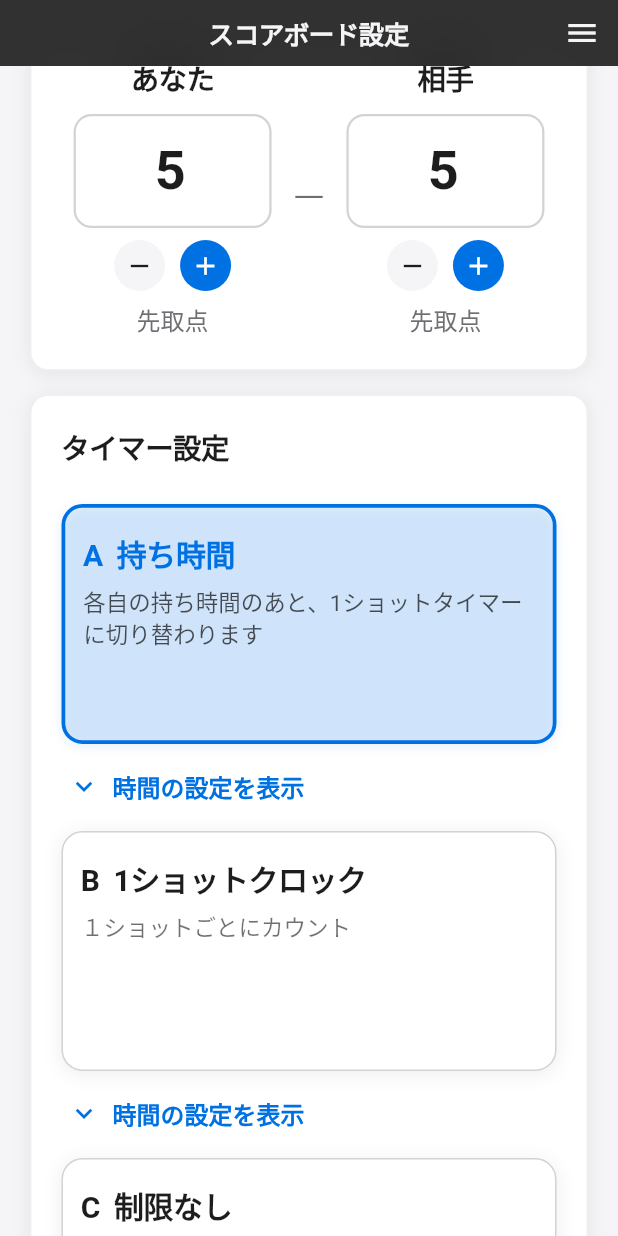
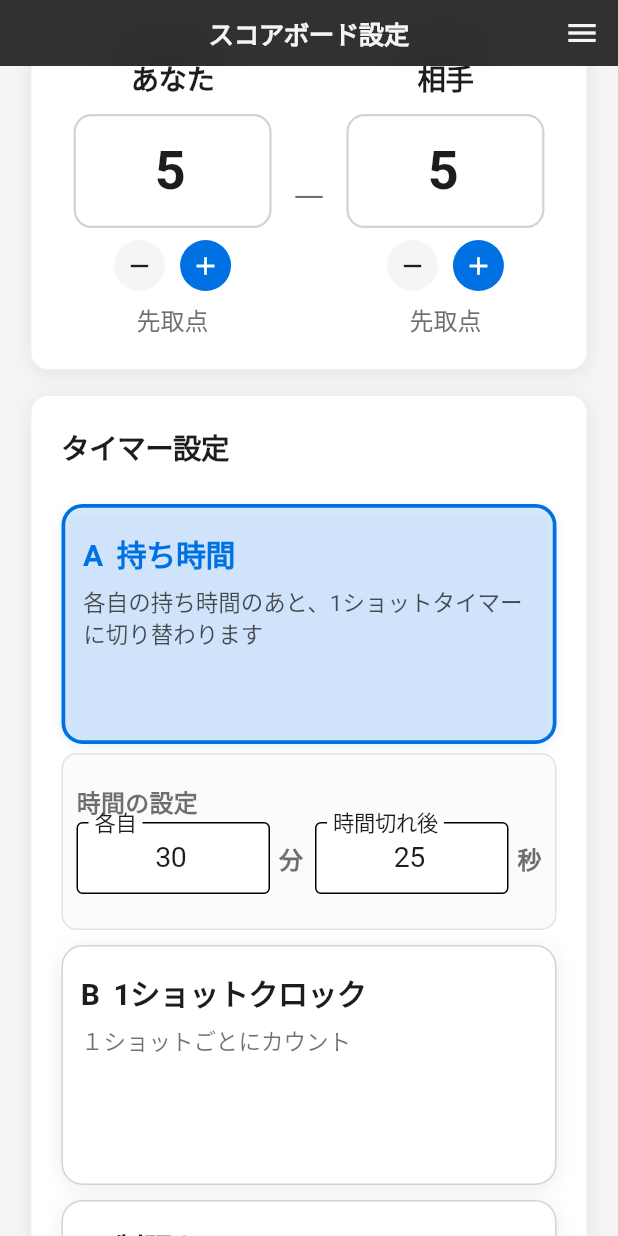
Before and after one commit to 7aota7-ai/billiards_flutter, a Flutter app: the screen it shows after launch, scrolled down 576 dp, on a phone screen of 412 x 824 dp. Run offline on Flutter 3.47's test engine with Material 3 defaults, Android fonts, the phone set to English and light mode, and no system bars; our stand-ins replace shared_preferences; accounts and stored records are empty; Roboto replaces fonts that are missing (Meiryo UI).

Commit message:
fix(setup): タイマー設定の既定とグレー枠レイアウトを調整
- デフォルトでモード A（持ち時間）を選択
- A/B 選択時のみ時間入力を表示（別ボタンなし）
- グレー枠に「時間の設定」見出しを表示
- 枠内を縦中央寄せ、パディング・帯の高さを詰める

Co-authored-by: Cursor <cursoragent@cursor.com>

```diff
--- a/lib/screens/setup_screen.dart
+++ b/lib/screens/setup_screen.dart
@@ -57,9 +57,6 @@ class _SetupScreenState extends State<SetupScreen> {
   final _aTotal = TextEditingController(text: '30');
   final _aShot = TextEditingController(text: '25');
   final _bShot = TextEditingController(text: '45');
-
-  bool _timerSettingsExpandedA = false;
-  bool _timerSettingsExpandedB = false;
 
   int _maxSets = 0;
 
@@ -936,7 +933,7 @@ class _SetupScreenState extends State<SetupScreen> {
                         final cardHeight = (108 + w * 0.08).clamp(160.0, 220.0);
                         const narrowBreak = 600.0;
                         final narrow = w < narrowBreak;
-                        const timerBandH = 132.0;
+                        const timerBandH = 118.0;
 
                         Widget tileA() => SizedBox(
                               width: narrow ? double.infinity : null,
@@ -953,43 +950,14 @@ class _SetupScreenState extends State<SetupScreen> {
                                           () => _tab = TimerTabKind.totalThenShot),
                                     ),
                                   ),
-                                  const SizedBox(height: 8),
-                                  TextButton.icon(
-                                    style: TextButton.styleFrom(
-                                      alignment: Alignment.centerLeft,
-                                      padding: const EdgeInsets.symmetric(
-                                          horizontal: 4, vertical: 6),
-                                      tapTargetSize: MaterialTapTargetSize.shrinkWrap,
-                                    ),
-                                    onPressed: () => setState(
-                                      () => _timerSettingsExpandedA =
-                                          !_timerSettingsExpandedA,
-                                    ),
-                                    icon: Icon(
-                                      _timerSettingsExpandedA
-                                          ? Icons.expand_less
-                                          : Icons.expand_more,
-                                      size: 22,
-                                      color: AppleColors.appleBlue,
-                                    ),
-                                    label: Text(
-                                      _timerSettingsExpandedA
-                                          ? '時間の設定を閉じる'
-                                          : '時間の設定を表示',
-                                      style: tt.labelLarge?.copyWith(
-                                        fontWeight: FontWeight.w700,
-                                        color: AppleColors.appleBlue,
-                                      ),
-                                    ),
-                                  ),
-                                  if (_timerSettingsExpandedA) ...[
-                                    const SizedBox(height: 8),
+                                  if (_tab == TimerTabKind.totalThenShot) ...[
+                                    const SizedBox(height: 6),
                                     _TimerBottomBand(
                                       height: timerBandH,
                                       title: '時間の設定',
                                       child: Row(
                                         crossAxisAlignment:
-                                            CrossAxisAlignment.start,
+                                            CrossAxisAlignment.center,
                                         children: [
                                           Expanded(
                                             child: _TimerNumericField(
@@ -1028,43 +996,14 @@ class _SetupScreenState extends State<SetupScreen> {
                                           () => _tab = TimerTabKind.shotClockOnly),
                                     ),
                                   ),
-                                  const SizedBox(height: 8),
-                                  TextButton.icon(
-                                    style: TextButton.styleFrom(
-                                      alignment: Alignment.centerLeft,
-                                      padding: const EdgeInsets.symmetric(
-                                          horizontal: 4, vertical: 6),
-                                      tapTargetSize: MaterialTapTargetSize.shrinkWrap,
-                                    ),
-                                    onPressed: () => setState(
-                                      () => _timerSettingsExpandedB =
-                                          !_timerSettingsExpandedB,
-                                    ),
-                                    icon: Icon(
-                                      _timerSettingsExpandedB
-                                          ? Icons.expand_less
-                                          : Icons.expand_more,
-                                      size: 22,
-                                      color: AppleColors.appleBlue,
-                                    ),
-                                    label: Text(
-                                      _timerSettingsExpandedB
-                                          ? '時間の設定を閉じる'
-                                          : '時間の設定を表示',
-                                      style: tt.labelLarge?.copyWith(
-                                        fontWeight: FontWeight.w700,
-                                        color: AppleColors.appleBlue,
-                                      ),
-                                    ),
-                                  ),
-                                  if (_timerSettingsExpandedB) ...[
-                                    const SizedBox(height: 8),
+                                  if (_tab == TimerTabKind.shotClockOnly) ...[
+                                    const SizedBox(height: 6),
                                     _TimerBottomBand(
                                       height: timerBandH,
                                       title: '時間の設定',
                                       child: Row(
                                         crossAxisAlignment:
-                                            CrossAxisAlignment.start,
+                                            CrossAxisAlignment.center,
                                         children: [
                                           Expanded(
                                             child: _TimerNumericField(
@@ -1531,21 +1470,22 @@ class _TargetAdjustButton extends StatelessWidget {
   }
 }
 
-/// タイマー A/B の「時間の設定」展開時の入力枠
+/// タイマー A/B の時間入力枠（[title] が null のときは見出し行なし）
 class _TimerBottomBand extends StatelessWidget {
   const _TimerBottomBand({
     required this.height,
-    required this.title,
+    this.title,
     required this.child,
   });
 
   final double height;
-  final String title;
+  final String? title;
   final Widget child;
 
   @override
   Widget build(BuildContext context) {
     final tt = Theme.of(context).textTheme;
+    final showTitle = title != null && title!.isNotEmpty;
     return SizedBox(
       height: height,
       child: DecoratedBox(
@@ -1555,20 +1495,23 @@ class _TimerBottomBand extends StatelessWidget {
           border: Border.all(color: AppleColors.separator.withValues(alpha: 0.6)),
         ),
         child: Padding(
-          padding: const EdgeInsets.fromLTRB(10, 10, 10, 10),
+          padding: const EdgeInsets.symmetric(horizontal: 10, vertical: 6),
           child: Column(
+            mainAxisAlignment: MainAxisAlignment.center,
             crossAxisAlignment: CrossAxisAlignment.stretch,
             children: [
-              Text(
-                title,
+              if (showTitle) ...[
+                Text(
+                  title!,
                   style: tt.labelLarge?.copyWith(
                     color: AppleColors.textSecondary,
                     fontWeight: FontWeight.w700,
                     letterSpacing: 0.2,
                   ),
                 ),
-              const SizedBox(height: 10),
-              Expanded(child: child),
+                const SizedBox(height: 6),
+              ],
+              child,
             ],
           ),
         ),
@@ -1594,7 +1537,7 @@ class _TimerNumericField extends StatelessWidget {
   Widget build(BuildContext context) {
     final tt = Theme.of(context).textTheme;
     return Column(
-      mainAxisAlignment: MainAxisAlignment.start,
+      mainAxisAlignment: MainAxisAlignment.center,
       crossAxisAlignment: CrossAxisAlignment.start,
       mainAxisSize: MainAxisSize.min,
       children: [
```
Lines whose indentation alone changed are shown as unchanged.
